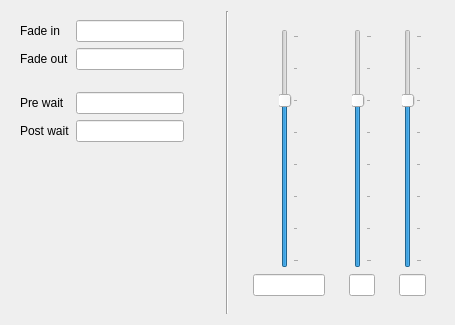
Above: src/designer/volume.ui from pade/qsound before the change. Below: the same form after it.
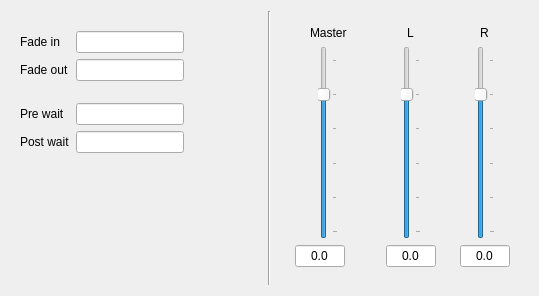
That is the form after the change.

Commit message: New volume tab design

Patch:
```diff
--- a/src/designer/volume.ui
+++ b/src/designer/volume.ui
@@ -6,8 +6,8 @@
    <rect>
     <x>0</x>
     <y>0</y>
-    <width>455</width>
-    <height>325</height>
+    <width>539</width>
+    <height>296</height>
    </rect>
   </property>
   <property name="windowTitle">
@@ -23,6 +23,9 @@
       </sizepolicy>
      </property>
      <layout class="QFormLayout" name="formLayout_2">
+      <property name="topMargin">
+       <number>20</number>
+      </property>
       <item row="0" column="0">
        <widget class="QLabel" name="fadeInLabel">
         <property name="sizePolicy">
@@ -83,6 +86,9 @@
           <verstretch>0</verstretch>
          </sizepolicy>
         </property>
+        <property name="alignment">
+         <set>Qt::AlignRight|Qt::AlignTrailing|Qt::AlignVCenter</set>
+        </property>
        </widget>
       </item>
       <item row="1" column="1">
@@ -93,6 +99,9 @@
           <verstretch>0</verstretch>
          </sizepolicy>
         </property>
+        <property name="alignment">
+         <set>Qt::AlignRight|Qt::AlignTrailing|Qt::AlignVCenter</set>
+        </property>
        </widget>
       </item>
       <item row="3" column="1">
@@ -103,6 +112,9 @@
           <verstretch>0</verstretch>
          </sizepolicy>
         </property>
+        <property name="alignment">
+         <set>Qt::AlignRight|Qt::AlignTrailing|Qt::AlignVCenter</set>
+        </property>
        </widget>
       </item>
       <item row="4" column="1">
@@ -113,6 +125,9 @@
           <verstretch>0</verstretch>
          </sizepolicy>
         </property>
+        <property name="alignment">
+         <set>Qt::AlignRight|Qt::AlignTrailing|Qt::AlignVCenter</set>
+        </property>
        </widget>
       </item>
       <item row="2" column="1">
@@ -150,6 +165,9 @@
       </sizepolicy>
      </property>
      <layout class="QHBoxLayout" name="horizontalLayout_3">
+      <property name="topMargin">
+       <number>6</number>
+      </property>
       <item>
        <widget class="QWidget" name="masterWidget" native="true">
         <property name="sizePolicy">
@@ -165,6 +183,19 @@
          </size>
         </property>
         <layout class="QVBoxLayout" name="verticalLayout_2">
+         <item alignment="Qt::AlignHCenter">
+          <widget class="QLabel" name="masterSliderLabel">
+           <property name="sizePolicy">
+            <sizepolicy hsizetype="Fixed" vsizetype="Fixed">
+             <horstretch>0</horstretch>
+             <verstretch>0</verstretch>
+            </sizepolicy>
+           </property>
+           <property name="text">
+            <string>Master</string>
+           </property>
+          </widget>
+         </item>
          <item alignment="Qt::AlignHCenter">
           <widget class="QSlider" name="masterSlider">
            <property name="maximumSize">
@@ -174,10 +205,10 @@
             </size>
            </property>
            <property name="minimum">
-            <number>-500</number>
+            <number>-400</number>
            </property>
            <property name="maximum">
-            <number>200</number>
+            <number>120</number>
            </property>
            <property name="singleStep">
             <number>9</number>
@@ -194,7 +225,29 @@
           </widget>
          </item>
          <item>
-          <widget class="QLineEdit" name="lineEdit"/>
+          <widget class="QLineEdit" name="masterEdit">
+           <property name="sizePolicy">
+            <sizepolicy hsizetype="Fixed" vsizetype="Fixed">
+             <horstretch>0</horstretch>
+             <verstretch>0</verstretch>
+            </sizepolicy>
+           </property>
+           <property name="maximumSize">
+            <size>
+             <width>50</width>
+             <height>16777215</height>
+            </size>
+           </property>
+           <property name="locale">
+            <locale language="English" country="UnitedStates"/>
+           </property>
+           <property name="text">
+            <string>0.0</string>
+           </property>
+           <property name="alignment">
+            <set>Qt::AlignCenter</set>
+           </property>
+          </widget>
          </item>
         </layout>
        </widget>
@@ -208,13 +261,26 @@
          </sizepolicy>
         </property>
         <layout class="QVBoxLayout" name="verticalLayout_3">
+         <item alignment="Qt::AlignHCenter">
+          <widget class="QLabel" name="leftSliderLabel">
+           <property name="sizePolicy">
+            <sizepolicy hsizetype="Fixed" vsizetype="Fixed">
+             <horstretch>0</horstretch>
+             <verstretch>0</verstretch>
+            </sizepolicy>
+           </property>
+           <property name="text">
+            <string>L</string>
+           </property>
+          </widget>
+         </item>
          <item alignment="Qt::AlignHCenter">
           <widget class="QSlider" name="leftSlider">
            <property name="minimum">
-            <number>-500</number>
+            <number>-400</number>
            </property>
            <property name="maximum">
-            <number>200</number>
+            <number>120</number>
            </property>
            <property name="orientation">
             <enum>Qt::Vertical</enum>
@@ -228,7 +294,29 @@
           </widget>
          </item>
          <item>
-          <widget class="QLineEdit" name="lineEdit_2"/>
+          <widget class="QLineEdit" name="leftEdit">
+           <property name="sizePolicy">
+            <sizepolicy hsizetype="Minimum" vsizetype="Fixed">
+             <horstretch>0</horstretch>
+             <verstretch>0</verstretch>
+            </sizepolicy>
+           </property>
+           <property name="maximumSize">
+            <size>
+             <width>50</width>
+             <height>16777215</height>
+            </size>
+           </property>
+           <property name="locale">
+            <locale language="English" country="UnitedStates"/>
+           </property>
+           <property name="text">
+            <string>0.0</string>
+           </property>
+           <property name="alignment">
+            <set>Qt::AlignCenter</set>
+           </property>
+          </widget>
          </item>
         </layout>
        </widget>
@@ -242,13 +330,26 @@
          </sizepolicy>
         </property>
         <layout class="QVBoxLayout" name="verticalLayout_4">
+         <item alignment="Qt::AlignHCenter">
+          <widget class="QLabel" name="rightSliderLabel">
+           <property name="sizePolicy">
+            <sizepolicy hsizetype="Fixed" vsizetype="Fixed">
+             <horstretch>0</horstretch>
+             <verstretch>0</verstretch>
+            </sizepolicy>
+           </property>
+           <property name="text">
+            <string>R</string>
+           </property>
+          </widget>
+         </item>
          <item alignment="Qt::AlignHCenter">
           <widget class="QSlider" name="rightSlider">
            <property name="minimum">
-            <number>-500</number>
+            <number>-400</number>
            </property>
            <property name="maximum">
-            <number>200</number>
+            <number>120</number>
            </property>
            <property name="orientation">
             <enum>Qt::Vertical</enum>
@@ -262,7 +363,29 @@
           </widget>
          </item>
          <item>
-          <widget class="QLineEdit" name="lineEdit_3"/>
+          <widget class="QLineEdit" name="rightEdit">
+           <property name="sizePolicy">
+            <sizepolicy hsizetype="Fixed" vsizetype="Fixed">
+             <horstretch>0</horstretch>
+             <verstretch>0</verstretch>
+            </sizepolicy>
+           </property>
+           <property name="maximumSize">
+            <size>
+             <width>50</width>
+             <height>16777215</height>
+            </size>
+           </property>
+           <property name="locale">
+            <locale language="English" country="UnitedStates"/>
+           </property>
+           <property name="text">
+            <string>0.0</string>
+           </property>
+           <property name="alignment">
+            <set>Qt::AlignCenter</set>
+           </property>
+          </widget>
          </item>
         </layout>
        </widget>
```
Left out of the diff: 6 changed lines with no effect on the pictures. The commit also changes 2 other files.
